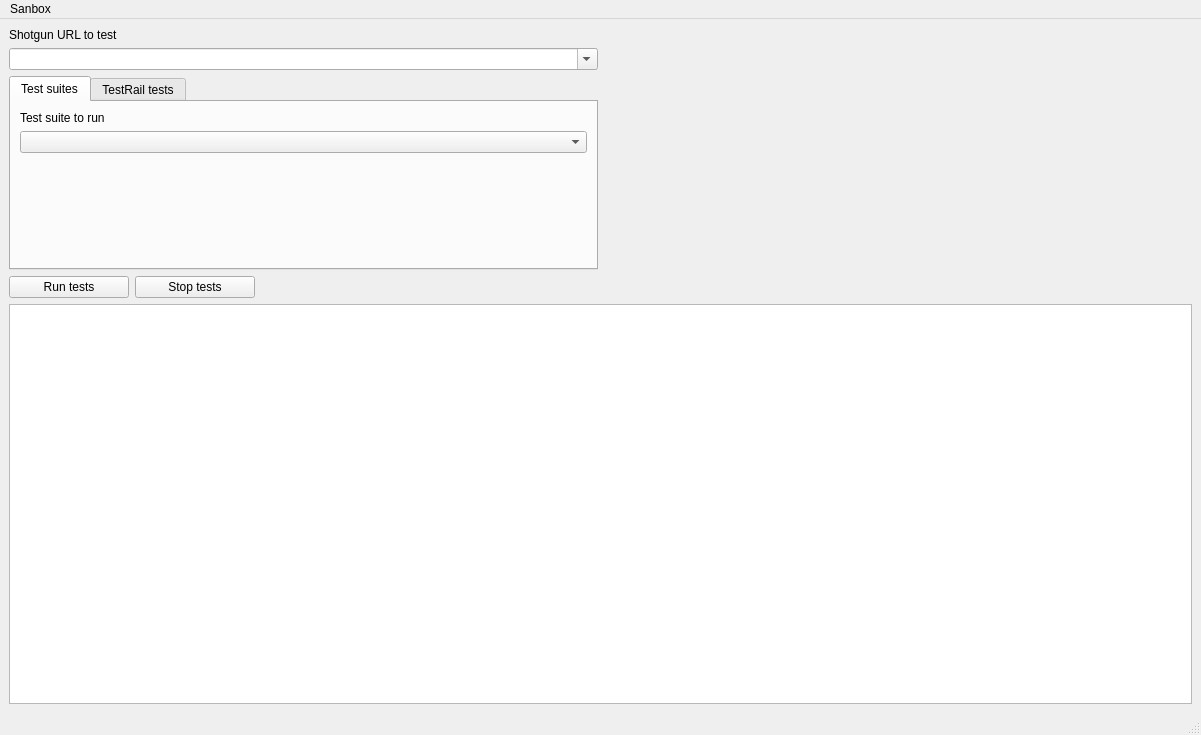
Old version of the form SG_Automation/runTestsGUI.ui in the repository shotgunsoftware/sg-automation.
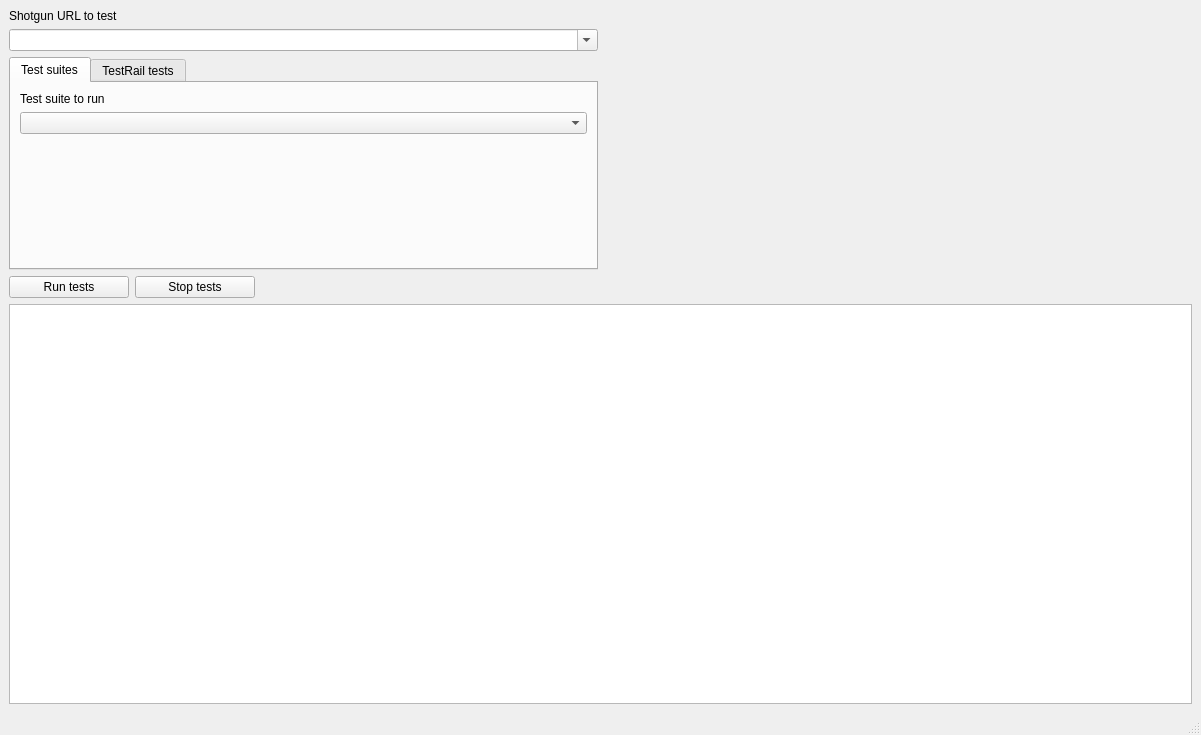
New version of the form.

Commit message: Added proper about menu + moved the Preferences menu to its correct place + added version tokens + cleaned up bugs in auth code for GitHub

```diff
--- a/SG_Automation/runTestsGUI.ui
+++ b/SG_Automation/runTestsGUI.ui
@@ -214,13 +214,6 @@
      <height>22</height>
     </rect>
    </property>
-   <widget class="QMenu" name="menuSanbox">
-    <property name="title">
-     <string>Sanbox</string>
-    </property>
-    <addaction name="actionPrefs"/>
-   </widget>
-   <addaction name="menuSanbox"/>
   </widget>
   <widget class="QStatusBar" name="statusbar"/>
   <action name="actionPrefs">
```
Left out of the diff: 5 changed lines with no effect on the pictures. The commit also changes 2 other files.
